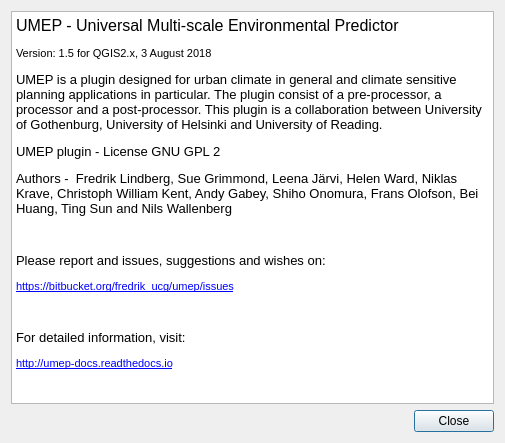
UMEP-dev/UMEP, file UMEP_about.ui: the form before one commit.
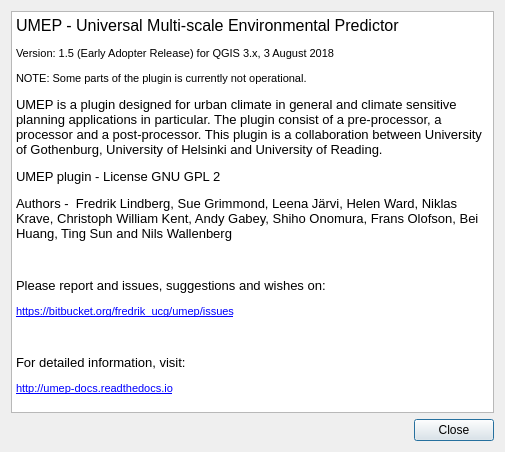
The form after the commit.

Commit message: 1.5   : LONG TERM RELEASE. Early adopter release. Some parts of the plugin is not yet operational.

Patch:
```diff
--- a/UMEP_about.ui
+++ b/UMEP_about.ui
@@ -7,7 +7,7 @@
     <x>0</x>
     <y>0</y>
     <width>505</width>
-    <height>443</height>
+    <height>452</height>
    </rect>
   </property>
   <property name="windowTitle">
@@ -31,7 +31,8 @@
 p, li { white-space: pre-wrap; }
 &lt;/style&gt;&lt;/head&gt;&lt;body style=&quot; font-family:'MS Shell Dlg 2'; font-size:8.25pt; font-weight:400; font-style:normal;&quot;&gt;
 &lt;p style=&quot; margin-top:0px; margin-bottom:0px; margin-left:0px; margin-right:0px; -qt-block-indent:0; text-indent:0px;&quot;&gt;&lt;span style=&quot; font-size:12pt;&quot;&gt;UMEP - Universal Multi-scale Environmental Predictor &lt;/span&gt;&lt;/p&gt;
-&lt;p style=&quot; margin-top:12px; margin-bottom:12px; margin-left:0px; margin-right:0px; -qt-block-indent:0; text-indent:0px;&quot;&gt;&lt;span style=&quot; font-size:8pt;&quot;&gt;Version: 1.5 for QGIS2.x, 3 August 2018&lt;/span&gt;&lt;/p&gt;
+&lt;p style=&quot; margin-top:12px; margin-bottom:12px; margin-left:0px; margin-right:0px; -qt-block-indent:0; text-indent:0px;&quot;&gt;&lt;span style=&quot; font-size:8pt;&quot;&gt;Version: 1.5 (Early Adopter Release) for QGIS 3.x, 3 August 2018&lt;/span&gt;&lt;/p&gt;
+&lt;p style=&quot; margin-top:12px; margin-bottom:12px; margin-left:0px; margin-right:0px; -qt-block-indent:0; text-indent:0px;&quot;&gt;&lt;span style=&quot; font-size:8pt;&quot;&gt;NOTE: Some parts of the plugin is currently not operational.&lt;/span&gt;&lt;/p&gt;
 &lt;p style=&quot; margin-top:12px; margin-bottom:12px; margin-left:0px; margin-right:0px; -qt-block-indent:0; text-indent:0px;&quot;&gt;&lt;span style=&quot; font-size:10pt;&quot;&gt;UMEP is a plugin designed for urban climate in general and climate sensitive planning applications in particular. The plugin consist of a pre-processor, a processor and a post-processor. This plugin is a collaboration between University of Gothenburg, University of Helsinki and University of Reading.&lt;/span&gt;&lt;/p&gt;
 &lt;p style=&quot; margin-top:12px; margin-bottom:12px; margin-left:0px; margin-right:0px; -qt-block-indent:0; text-indent:0px;&quot;&gt;&lt;span style=&quot; font-size:10pt;&quot;&gt;UMEP plugin - License GNU GPL 2&lt;/span&gt;&lt;/p&gt;
 &lt;p style=&quot; margin-top:12px; margin-bottom:12px; margin-left:0px; margin-right:0px; -qt-block-indent:0; text-indent:0px;&quot;&gt;&lt;span style=&quot; font-size:10pt;&quot;&gt;Authors -  Fredrik Lindberg, Sue Grimmond, Leena Järvi, Helen Ward, Niklas Krave, Christoph William Kent, Andy Gabey, Shiho Onomura, Frans Olofson, Bei Huang, Ting Sun and Nils Wallenberg&lt;/span&gt;&lt;/p&gt;
```
The commit also changes 358 other files.
